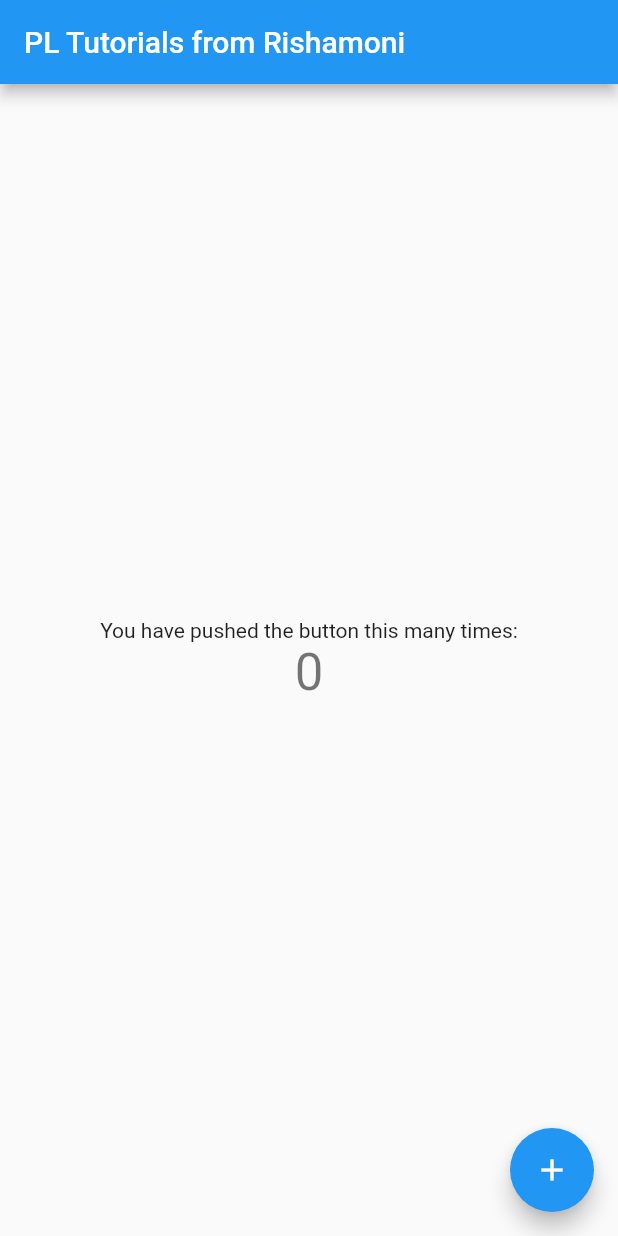
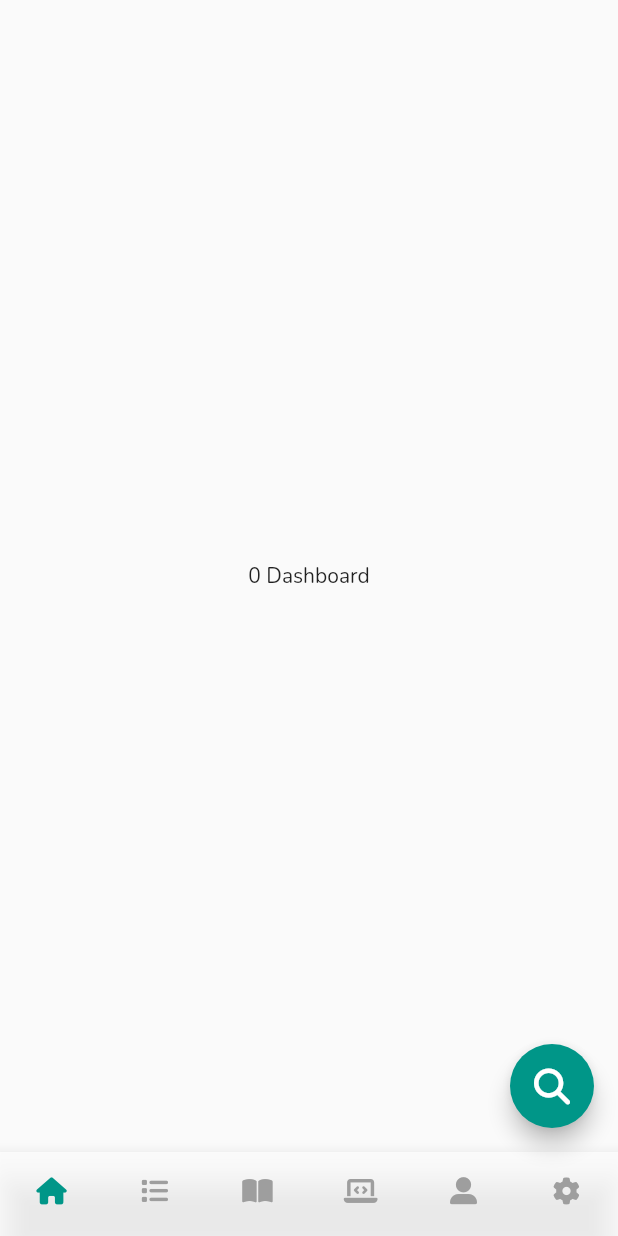
Before and after one commit to Xatta-Trone/PL-flutter-app, a Flutter app: the screen it shows after launch, on a phone screen of 412 x 824 dp. Run offline on Flutter 3.47's test engine with Material 2 defaults, Android fonts, the phone set to English and light mode, and no system bars; our stand-ins replace font_awesome_flutter, get.

```diff
--- /dev/null
+++ b/lib/constants/const.dart
@@ -0,0 +1,24 @@
+import 'package:flutter/material.dart';
+
+const primaryColor = Colors.teal;
+const appBgColor = Color(0xFF272727);
+const bodyBgColor = Color(0xFF121212);
+
+//bottom navigation bar color
+const selectedColor = primaryColor;
+const unSelectedColor = Colors.grey;
+const bottomBgColor = Colors.white70;
+
+// bottom nav bar icon size
+const double iconSize = 18;
+
+//single tutor
+const tutorCircleAvatarColor = primaryColor;
+
+//search page
+
+const searchAppbarBg = primaryColor;
+
+//text style
+const appBarTextStyle = TextStyle(fontFamily: 'Montserrat');
+// const bottomBarTextStyle = TextStyle(fontFamily: 'Montserrat');
--- a/lib/main.dart
+++ b/lib/main.dart
@@ -1,4 +1,6 @@
 import 'package:flutter/material.dart';
+import 'package:get/get.dart';
+import 'package:plandroid/screens/home.dart';
 
 void main() {
   runApp(const MyApp());
@@ -10,106 +12,13 @@ class MyApp extends StatelessWidget {
   // This widget is the root of your application.
   @override
   Widget build(BuildContext context) {
-    return MaterialApp(
+    return GetMaterialApp(
       title: 'Flutter Demo',
       theme: ThemeData(
-        // This is the theme of your application.
-        //
-        // Try running your application with "flutter run". You'll see the
-        // application has a blue toolbar. Then, without quitting the app, try
-        // changing the primarySwatch below to Colors.green and then invoke
-        // "hot reload" (press "r" in the console where you ran "flutter run",
-        // or simply save your changes to "hot reload" in a Flutter IDE).
-        // Notice that the counter didn't reset back to zero; the application
-        // is not restarted.
-        primarySwatch: Colors.blue,
+        primarySwatch: Colors.teal,
+        fontFamily: 'Nunito',
       ),
-      home: const MyHomePage(title: 'PL Tutorials from Rishamoni'),
+      home: const Home(),
     );
   }
 }
-
-class MyHomePage extends StatefulWidget {
-  const MyHomePage({super.key, required this.title});
-
-  // This widget is the home page of your application. It is stateful, meaning
-  // that it has a State object (defined below) that contains fields that affect
-  // how it looks.
-
-  // This class is the configuration for the state. It holds the values (in this
-  // case the title) provided by the parent (in this case the App widget) and
-  // used by the build method of the State. Fields in a Widget subclass are
-  // always marked "final".
-
-  final String title;
-
-  @override
-  State<MyHomePage> createState() => _MyHomePageState();
-}
-
-class _MyHomePageState extends State<MyHomePage> {
-  int _counter = 0;
-
-  void _incrementCounter() {
-    setState(() {
-      // This call to setState tells the Flutter framework that something has
-      // changed in this State, which causes it to rerun the build method below
-      // so that the display can reflect the updated values. If we changed
-      // _counter without calling setState(), then the build method would not be
-      // called again, and so nothing would appear to happen.
-      _counter++;
-    });
-  }
-
-  @override
-  Widget build(BuildContext context) {
-    // This method is rerun every time setState is called, for instance as done
-    // by the _incrementCounter method above.
-    //
-    // The Flutter framework has been optimized to make rerunning build methods
-    // fast, so that you can just rebuild anything that needs updating rather
-    // than having to individually change instances of widgets.
-    return Scaffold(
-      appBar: AppBar(
-        // Here we take the value from the MyHomePage object that was created by
-        // the App.build method, and use it to set our appbar title.
-        title: Text(widget.title),
-      ),
-      body: Center(
-        // Center is a layout widget. It takes a single child and positions it
-        // in the middle of the parent.
-        child: Column(
-          // Column is also a layout widget. It takes a list of children and
-          // arranges them vertically. By default, it sizes itself to fit its
-          // children horizontally, and tries to be as tall as its parent.
-          //
-          // Invoke "debug painting" (press "p" in the console, choose the
-          // "Toggle Debug Paint" action from the Flutter Inspector in Android
-          // Studio, or the "Toggle Debug Paint" command in Visual Studio Code)
-          // to see the wireframe for each widget.
-          //
-          // Column has various properties to control how it sizes itself and
-          // how it positions its children. Here we use mainAxisAlignment to
-          // center the children vertically; the main axis here is the vertical
-          // axis because Columns are vertical (the cross axis would be
-          // horizontal).
-          mainAxisAlignment: MainAxisAlignment.center,
-          children: <Widget>[
-            const Text(
-              'You have pushed the button this many times:',
-            ),
-            Text(
-              '$_counter',
-              style: Theme.of(context).textTheme.headline4,
-            ),
-          ],
-        ),
-      ),
-      floatingActionButton: FloatingActionButton(
-        onPressed: _incrementCounter,
-        tooltip: 'Increment',
-        child: const Icon(Icons.add),
-      ), // This trailing comma makes auto-formatting nicer for build methods.
-    );
-  }
-}
--- /dev/null
+++ b/lib/screens/books/books.dart
@@ -0,0 +1,16 @@
+import 'package:flutter/material.dart';
+
+class Books extends StatelessWidget {
+  const Books({Key? key}) : super(key: key);
+
+  @override
+  Widget build(BuildContext context) {
+    return SafeArea(
+      child: Center(
+        child: Container(
+          child: const Text('Books'),
+        ),
+      ),
+    );
+  }
+}
--- /dev/null
+++ b/lib/screens/dashboard/dashboard.dart
@@ -0,0 +1,22 @@
+import 'package:flutter/material.dart';
+import 'package:get/get.dart';
+import 'package:plandroid/controller/DashboardController.dart';
+
+class Dashboard extends StatelessWidget {
+  const Dashboard({Key? key}) : super(key: key);
+
+  @override
+  Widget build(BuildContext context) {
+    final DashboardController dashboardController =
+        Get.find<DashboardController>();
+    return SafeArea(
+      child: Center(
+        child: Container(
+          child: Obx(
+            () => Text('${dashboardController.tabIndex.value} Dashboard'),
+          ),
+        ),
+      ),
+    );
+  }
+}
--- /dev/null
+++ b/lib/screens/home.dart
@@ -0,0 +1,101 @@
+import 'package:flutter/material.dart';
+import 'package:font_awesome_flutter/font_awesome_flutter.dart';
+import 'package:get/get.dart';
+import 'package:plandroid/constants/const.dart';
+import 'package:plandroid/controller/DashboardController.dart';
+import 'package:plandroid/screens/books/books.dart';
+import 'package:plandroid/screens/dashboard/dashboard.dart';
+import 'package:plandroid/screens/departments/departments.dart';
+import 'package:plandroid/screens/profile/profile.dart';
+import 'package:plandroid/screens/search/search.dart';
+import 'package:plandroid/screens/settings/settings.dart';
+import 'package:plandroid/screens/softwares/softwares.dart';
+
+class Home extends StatelessWidget {
+  const Home({Key? key}) : super(key: key);
+
+  @override
+  Widget build(BuildContext context) {
+    final DashboardController dashboardController =
+        Get.put(DashboardController());
+    return SafeArea(
+      child: Scaffold(
+          body: Obx(
+            () => IndexedStack(
+              index: dashboardController.tabIndex.value,
+              children: const [
+                Dashboard(),
+                Departments(),
+                Books(),
+                Softwares(),
+                Profile(),
+                Settings(),
+              ],
+            ),
+          ),
+          bottomNavigationBar: Obx(
+            () => BottomNavigationBar(
+              currentIndex: dashboardController.tabIndex.value,
+              onTap: dashboardController.changeTabIndex,
+              showSelectedLabels: false,
+              showUnselectedLabels: false,
+              selectedItemColor: selectedColor,
+              unselectedItemColor: unSelectedColor,
+              type: BottomNavigationBarType.fixed,
+              backgroundColor: bottomBgColor,
+              items: const [
+                BottomNavigationBarItem(
+                  icon: FaIcon(
+                    FontAwesomeIcons.house,
+                    size: iconSize,
+                  ),
+                  label: 'Home',
+                ),
+                BottomNavigationBarItem(
+                  icon: FaIcon(
+                    FontAwesomeIcons.list,
+                    size: iconSize,
+                  ),
+                  label: 'Department',
+                ),
+                BottomNavigationBarItem(
+                  icon: FaIcon(
+                    FontAwesomeIcons.bookOpen,
+                    size: iconSize,
+                  ),
+                  label: 'Books',
+                ),
+                BottomNavigationBarItem(
+                  icon: FaIcon(
+                    FontAwesomeIcons.laptopCode,
+                    size: iconSize,
+                  ),
+                  label: 'Softwares',
+                ),
+                BottomNavigationBarItem(
+                  icon: FaIcon(
+                    FontAwesomeIcons.userLarge,
+                    size: iconSize,
+                  ),
+                  label: 'Profile',
+                ),
+                BottomNavigationBarItem(
+                  icon: FaIcon(
+                    FontAwesomeIcons.gear,
+                    size: iconSize,
+                  ),
+                  label: 'Settings',
+                ),
+              ],
+            ),
+          ),
+          floatingActionButton: FloatingActionButton(
+            onPressed: () {
+              print('search clicked');
+              Get.to(const Search());
+            },
+            child: const FaIcon(FontAwesomeIcons.magnifyingGlass),
+          )),
+    );
+  }
+}
--- /dev/null
+++ b/lib/screens/profile/profile.dart
@@ -0,0 +1,16 @@
+import 'package:flutter/material.dart';
+
+class Profile extends StatelessWidget {
+  const Profile({Key? key}) : super(key: key);
+
+  @override
+  Widget build(BuildContext context) {
+    return SafeArea(
+      child: Center(
+        child: Container(
+          child: const Text('Profile'),
+        ),
+      ),
+    );
+  }
+}
--- /dev/null
+++ b/lib/screens/settings/settings.dart
@@ -0,0 +1,16 @@
+import 'package:flutter/material.dart';
+
+class Settings extends StatelessWidget {
+  const Settings({Key? key}) : super(key: key);
+
+  @override
+  Widget build(BuildContext context) {
+    return SafeArea(
+      child: Center(
+        child: Container(
+          child: const Text('Settings'),
+        ),
+      ),
+    );
+  }
+}
--- /dev/null
+++ b/lib/screens/softwares/softwares.dart
@@ -0,0 +1,16 @@
+import 'package:flutter/material.dart';
+
+class Softwares extends StatelessWidget {
+  const Softwares({Key? key}) : super(key: key);
+
+  @override
+  Widget build(BuildContext context) {
+    return SafeArea(
+      child: Center(
+        child: Container(
+          child: const Text('Softwares'),
+        ),
+      ),
+    );
+  }
+}
--- a/pubspec.yaml
+++ b/pubspec.yaml
@@ -29,8 +29,11 @@ environment:
 # the latest version available on pub.dev. To see which dependencies have newer
 # versions available, run `flutter pub outdated`.
 dependencies:
+  font_awesome_flutter:
   flutter:
     sdk: flutter
+  get:
+  dio:
 
 
   # The following adds the Cupertino Icons font to your application.
```
Also changed, not shown: lib/controller/DashboardController.dart (added, +20 -0 lines), lib/screens/departments/departments.dart (added, +16 -0 lines), lib/screens/search/search.dart (added, +16 -0 lines), pubspec.lock.
